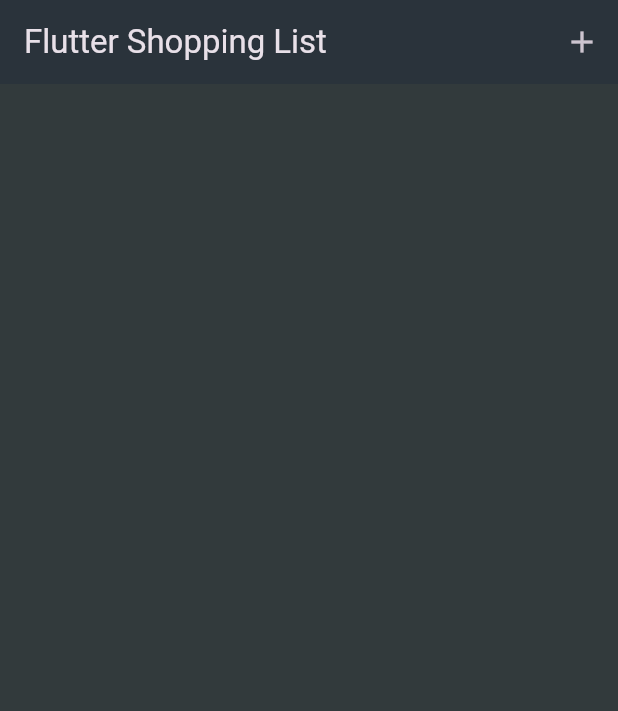
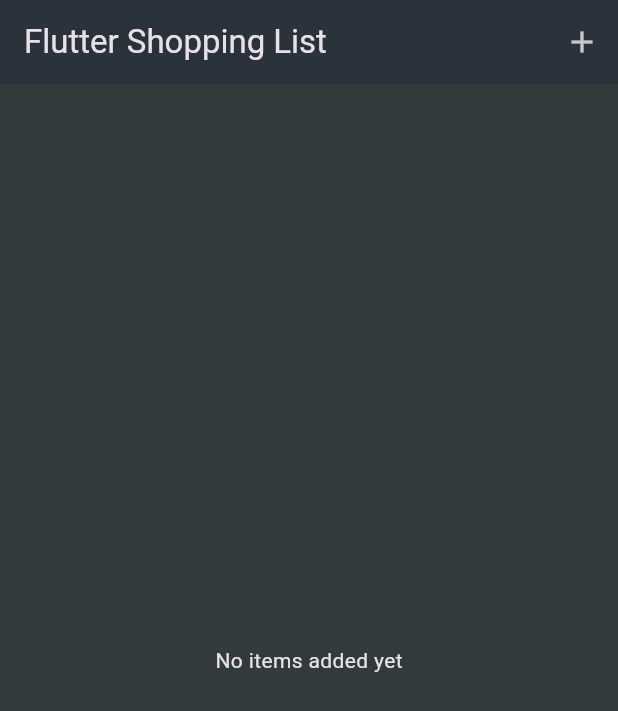
Before and after one commit to verdetea22/shopping_list, a Flutter app: the screen it shows after launch, on a phone screen of 412 x 824 dp. Shown: the top 711 px of the screen. Run offline on Flutter 3.47's test engine with Material 3 defaults, Android fonts, the phone set to English and light mode, and no system bars.

Commit message:
if list is empty

```diff
--- a/lib/widgets/grocery_list.dart
+++ b/lib/widgets/grocery_list.dart
@@ -32,6 +32,23 @@ class _GroceryListState extends State<GroceryList> {
 
   @override
   Widget build(BuildContext context) {
+    Widget content = const Center(child: Text('No items added yet'),);
+
+    if (_groceryItems.isNotEmpty) {
+      content = ListView.builder(
+        itemCount: _groceryItems.length,
+        itemBuilder: (ctx, index) => ListTile(
+          title: Text(_groceryItems[index].name),
+          leading: Container(
+            width: 24,
+            height: 24,
+            color: _groceryItems[index].category.color,
+          ),
+          trailing: Text(_groceryItems[index].quantity.toString()),
+        ),
+      );
+    }
+
     return Scaffold(
       appBar: AppBar(
         title: const Text ('Flutter Shopping List'),
@@ -42,18 +59,7 @@ class _GroceryListState extends State<GroceryList> {
           )
         ],
       ),
-      body: ListView.builder(
-        itemCount: _groceryItems.length,
-        itemBuilder: (ctx, index) => ListTile(
-          title: Text(_groceryItems[index].name),
-          leading: Container(
-            width: 24,
-            height: 24,
-            color: _groceryItems[index].category.color,
-          ),
-          trailing: Text(_groceryItems[index].quantity.toString()),
-        ),
-      ),
+      body: content,
     );
   }
 }
```
